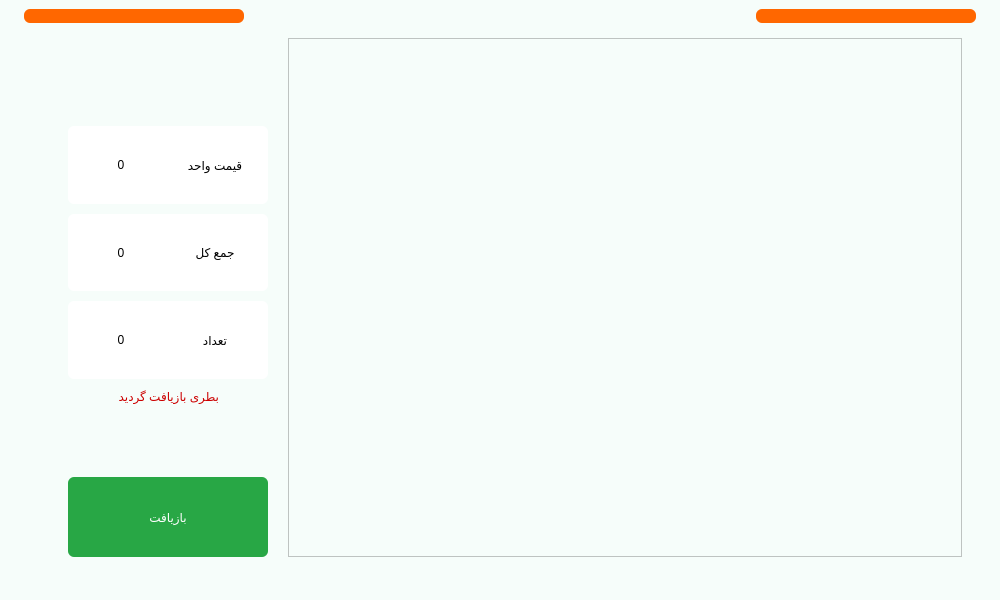
Old version of the form main.ui in the repository Farazist/raspberrypi-app.
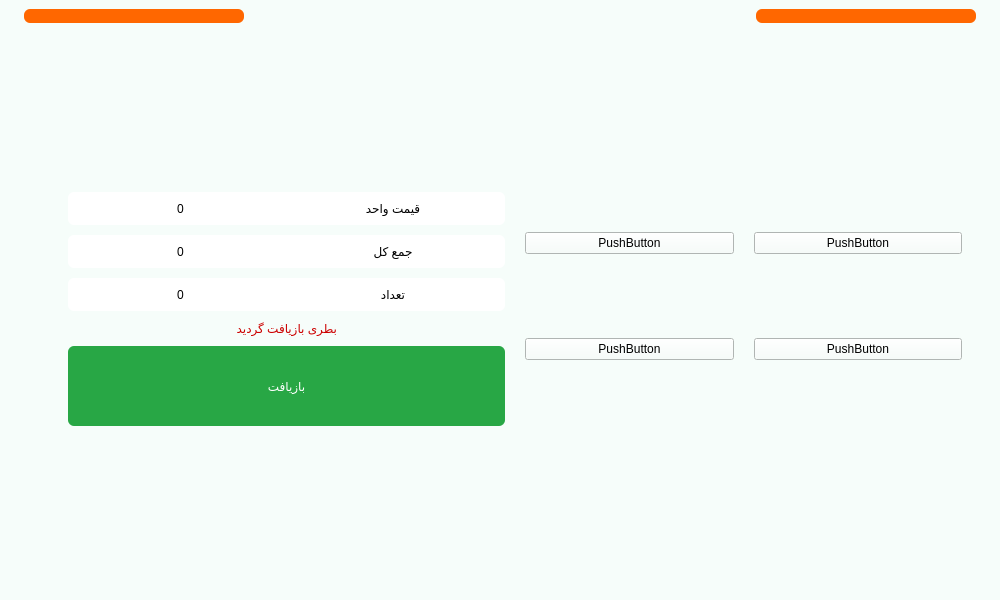
New version of the form. The open tabs and pages were chosen to show the change. Icons and pictures are not drawn.

Patch:
```diff
--- a/main.ui
+++ b/main.ui
@@ -2875,45 +2875,36 @@
            </layout>
           </item>
           <item>
-           <widget class="QScrollArea" name="scrollAreaDelivery">
-            <property name="minimumSize">
-             <size>
-              <width>400</width>
-              <height>0</height>
-             </size>
-            </property>
-            <property name="maximumSize">
-             <size>
-              <width>750</width>
-              <height>16777215</height>
-             </size>
-            </property>
-            <property name="styleSheet">
-             <string notr="true">QScrollBar:vertical { width: 40px;background-color: #28a745}</string>
-            </property>
-            <property name="verticalScrollBarPolicy">
-             <enum>Qt::ScrollBarAsNeeded</enum>
-            </property>
-            <property name="widgetResizable">
-             <bool>true</bool>
-            </property>
-            <widget class="QWidget" name="scroll_widget_manual_delivery">
-             <property name="geometry">
-              <rect>
-               <x>0</x>
-               <y>0</y>
-               <width>398</width>
-               <height>28</height>
-              </rect>
-             </property>
-             <property name="maximumSize">
-              <size>
-               <width>16777215</width>
-               <height>16777215</height>
-              </size>
-             </property>
-            </widget>
-           </widget>
+           <layout class="QGridLayout" name="gridLayout_6">
+            <item row="0" column="0">
+             <widget class="QPushButton" name="pushButton">
+              <property name="text">
+               <string>PushButton</string>
+              </property>
+             </widget>
+            </item>
+            <item row="0" column="1">
+             <widget class="QPushButton" name="pushButton_2">
+              <property name="text">
+               <string>PushButton</string>
+              </property>
+             </widget>
+            </item>
+            <item row="1" column="0">
+             <widget class="QPushButton" name="pushButton_3">
+              <property name="text">
+               <string>PushButton</string>
+              </property>
+             </widget>
+            </item>
+            <item row="1" column="1">
+             <widget class="QPushButton" name="pushButton_4">
+              <property name="text">
+               <string>PushButton</string>
+              </property>
+             </widget>
+            </item>
+           </layout>
           </item>
          </layout>
         </item>
```
Left out of the diff: 2 changed lines with no effect on the pictures.
